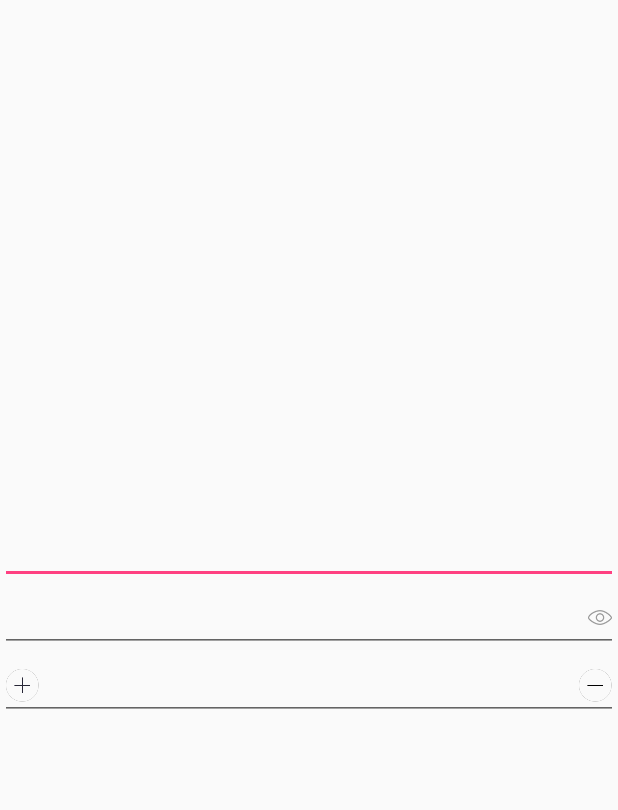
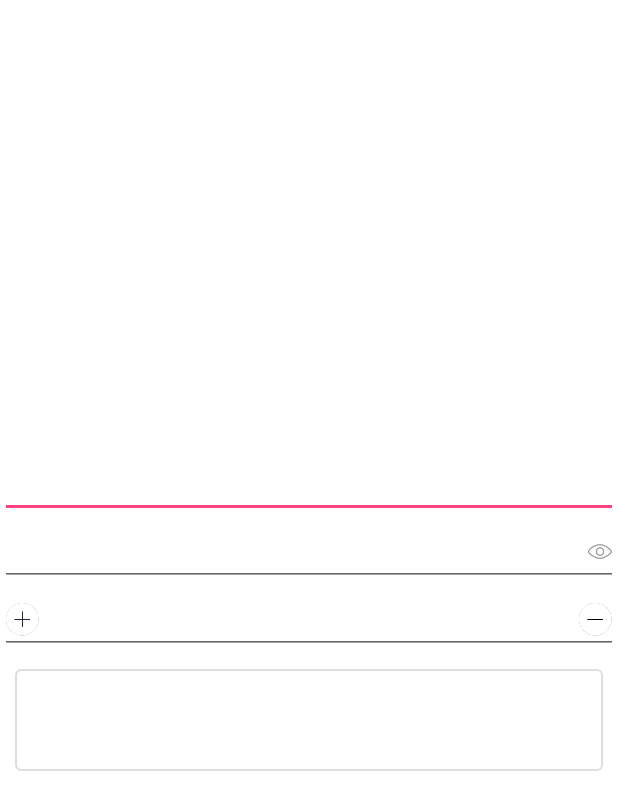
Before and after one commit to zrunker/ZEditText, an Android app: the layout activity_main.xml on its own in the app's theme, with its tools: preview values and no code run, on a phone screen of 412 x 824 dp. Shown: the top 810 px of the screen. Run offline under Robolectric (Android 15) with nearby library versions, the phone set to English and light mode, and no system bars.

Commit message:
Initial commit

```diff
--- a/app/src/main/res/layout/activity_main.xml
+++ b/app/src/main/res/layout/activity_main.xml
@@ -2,6 +2,7 @@
 <LinearLayout xmlns:android="http://schemas.android.com/apk/res/android"
     android:layout_width="match_parent"
     android:layout_height="match_parent"
+    android:background="#FFFFFF"
     android:gravity="center"
     android:orientation="vertical">
 
@@ -27,4 +28,10 @@
         android:drawableStart="@mipmap/icon_add"
         android:inputType="number" />
 
+    <cc.ibooker.zedittextlib.LimitNumEditText
+        android:id="@+id/limitNumEditText"
+        android:layout_width="match_parent"
+        android:layout_height="wrap_content"
+        android:layout_margin="10dp" />
+
 </LinearLayout>
```
